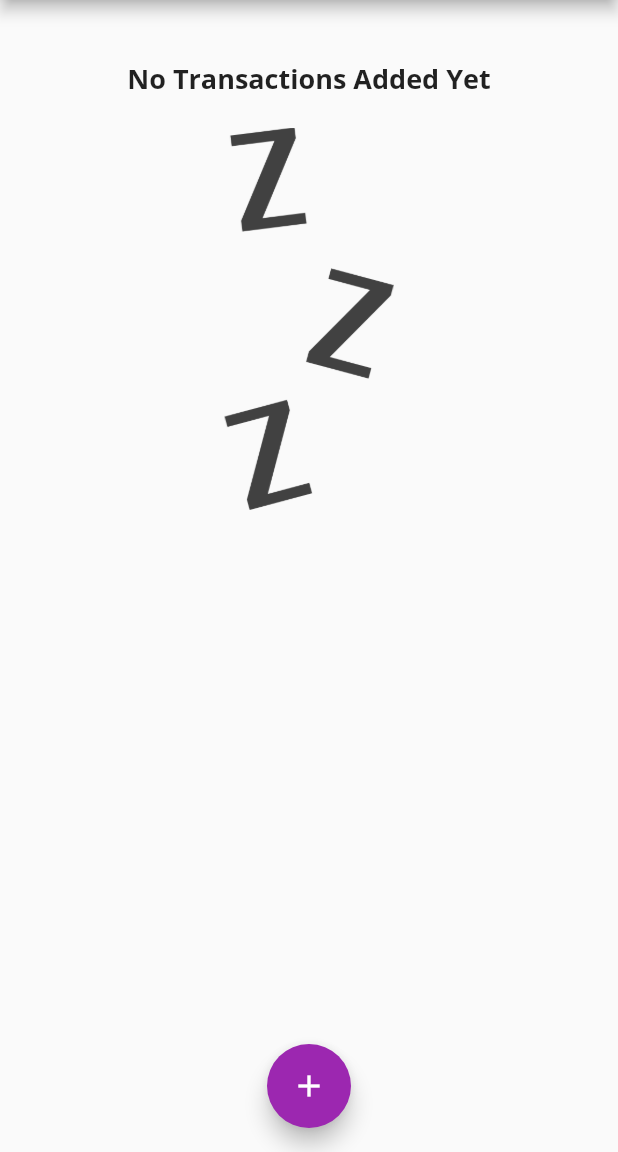
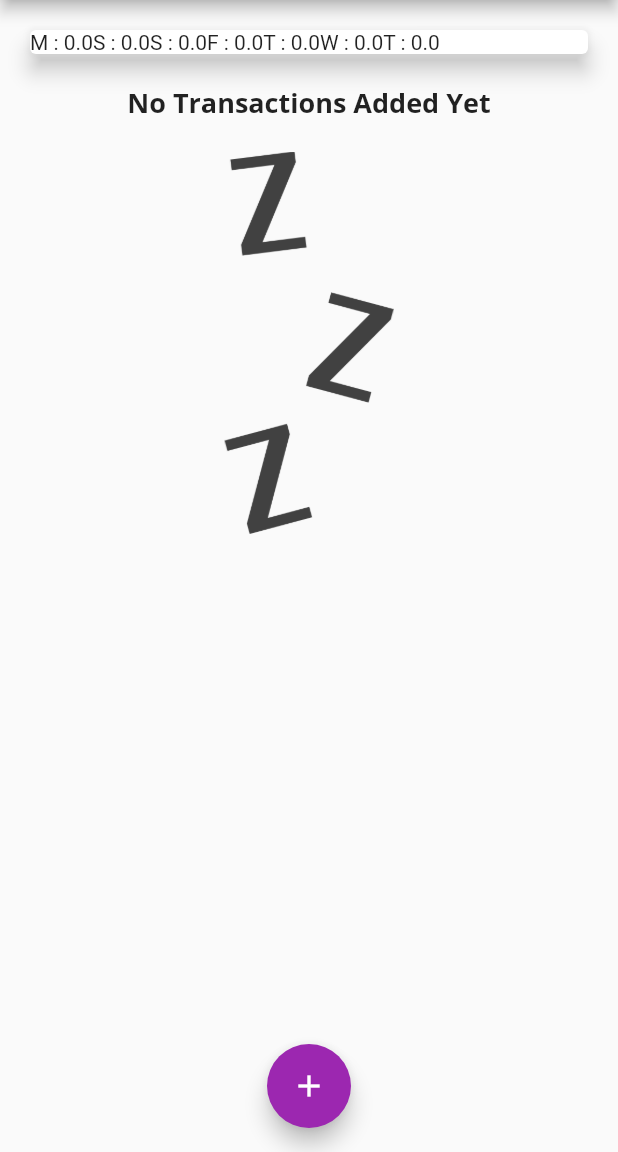
Before and after one commit to kingsmen1/Personal-Expense, a Flutter app: the screen it shows after launch, on a phone screen of 412 x 824 dp, the part 84-1236 px from its top. Run offline on Flutter 3.47's test engine with Material 2 defaults, Android fonts, the phone set to English and light mode, and no system bars.

```diff
--- a/lib/main.dart
+++ b/lib/main.dart
@@ -88,7 +88,6 @@ class _MyHomePageState extends State<MyHomePage> {
  * a newly returned list otherwise it is not included in that list.
  * remeber "where" return a itterable not a list so add .toList() to covert it
  * to list*/
-
   List<Transaction> get _recentTransactions {
     return _userTransactions.where((tx) {
       return tx.date.isAfter(
--- a/lib/widgets/chart.dart
+++ b/lib/widgets/chart.dart
@@ -7,11 +7,16 @@ class Chart extends StatelessWidget {
 
   Chart(this.recentTransactions);
 
-  List<Map<String, Object>> get goupedTransactoinValues {
+  List<Map<String, Object>> get groupedTransactoinValues {
     return List.generate(7, (index) {
       final weekday = DateTime.now().subtract(Duration(days: index));
       var totalSum = 0.0;
 
+      /*This For loop method run's till the recenTransactions list length and
+      * checking the condition of recentTransation[index].date matches the
+      * above weekday date which is recent 7 days , if it matches then
+      * looping through all the amount objects it adds all the amount to
+      * 'totalsum giving it total amount value*/
       for (var i = 0; i < recentTransactions.length; i++) {
         if (recentTransactions[i].date.day == weekday.day &&
             recentTransactions[i].date.month == weekday.month &&
@@ -20,18 +25,26 @@ class Chart extends StatelessWidget {
         }
       }
 
-      return {'day': DateFormat.E().format(weekday), 'amount': totalSum};
+      /*substring method = it removes letters of a string
+      * Example: var string = 'dartlang';
+                 string.substring(1);    // 'artlang'
+                 string.substring(1, 4); // 'art'*/
+      return {
+        'day': DateFormat.E().format(weekday).substring(0, 1),
+        'amount': totalSum
+      };
     });
   }
 
   @override
   Widget build(BuildContext context) {
-    print(goupedTransactoinValues);
     return Card(
       elevation: 6,
       margin: EdgeInsets.all(20),
       child: Row(
-        children: [],
+        children: groupedTransactoinValues.map((e) {
+          return Text('${e['day']} : ${e['amount']}');
+        }).toList(),
       ),
     );
   }
```
Also changed, not shown: lib/widgets/chart_bar.dart (added, +49 -0 lines).
